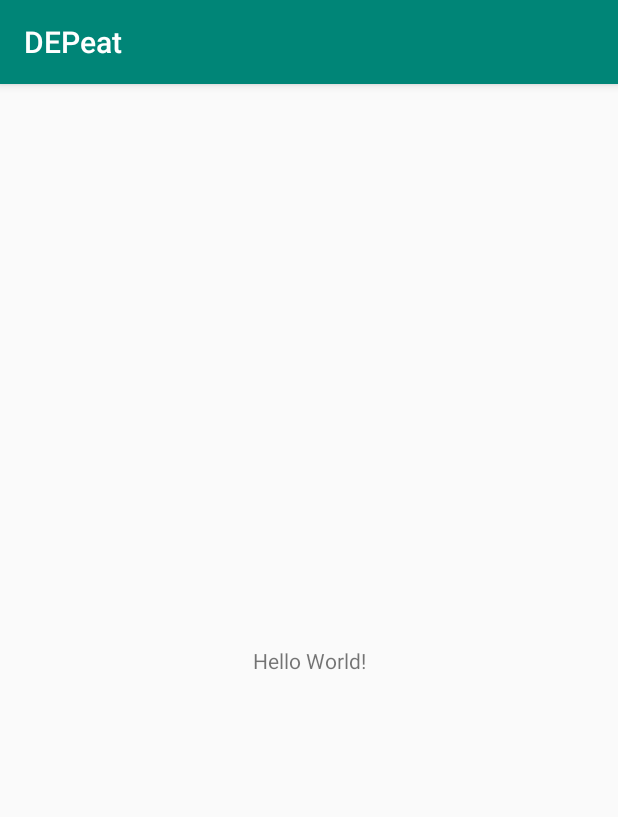
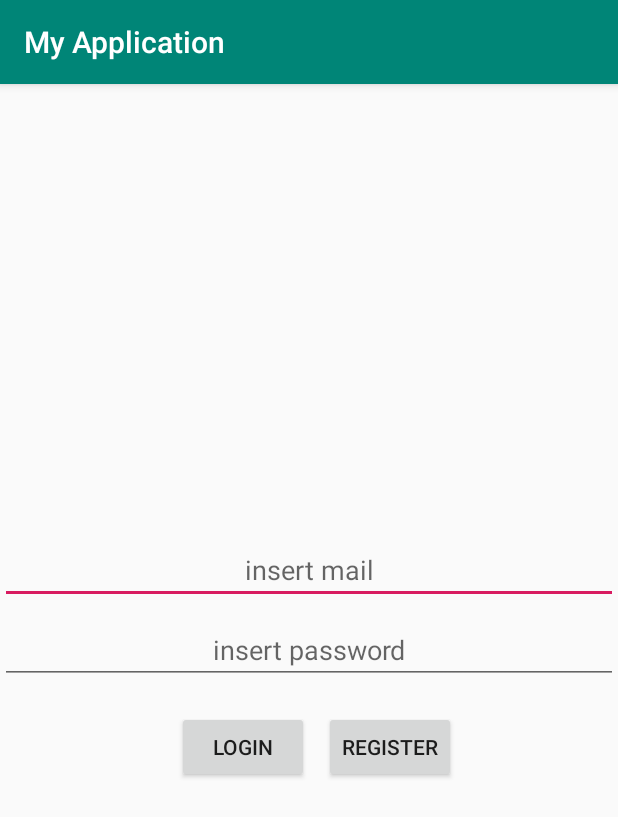
Before and after one commit to giacomobuzzitta/DepEat, an Android app: the screen it shows after launch (MainActivity), on a phone screen of 412 x 824 dp. Shown: the top 817 px of the screen. Run offline under Robolectric (Android 15) with nearby library versions, the phone set to English and light mode, and no system bars.

Commit message:
secondo commit(pulizia)

```diff
--- a/app/src/main/java/com/example/depeat/MainActivity.java
+++ b/app/src/main/java/com/example/depeat/MainActivity.java
@@ -1,13 +1,87 @@
 package com.example.depeat;
 
+import android.content.Intent;
+import android.os.Bundle;
+import android.support.annotation.Nullable;
 import android.support.v7.app.AppCompatActivity;
-import android.os.Bundle;
+import android.util.Log;
+import android.view.View;
+import android.webkit.WebView;
+import android.widget.Button;
+import android.widget.CompoundButton;
+import android.widget.EditText;
+import android.widget.LinearLayout;
+import android.widget.Switch;
+import android.widget.Toast;
 
-public class MainActivity extends AppCompatActivity {
+import com.example.depeat.R;
+
+public class MainActivity extends AppCompatActivity implements View.OnClickListener{
+
+    private Button loginButton, registerButton;
+
+    private EditText emailEt, passwordEt;
+
+    private LinearLayout layout;
+
+
+    final static int LEN_PASSWORD = 6;
+    final static String EMAIL_key = "riporto";
 
     @Override
-    protected void onCreate(Bundle savedInstanceState) {
+    protected void onCreate(@Nullable Bundle savedInstanceState) {
         super.onCreate(savedInstanceState);
+        //Allega queta activity a activity_layout.xml file
         setContentView(R.layout.activity_main);
+
+
+
+        loginButton = findViewById(R.id.login_btn);
+        registerButton = findViewById(R.id.register_batton);
+        emailEt = findViewById(R.id.email_Et);
+        passwordEt = findViewById(R.id.password_Et);
+
+        layout = findViewById(R.id.layout);
+
+
+
+        registerButton.setVisibility(View.VISIBLE);
+
+        loginButton.setOnClickListener(this);
+        registerButton.setOnClickListener(this);
+
+        Log.i("MainActivity", "Activity created");
+
+    }
+    private void doLogin(String email){
+        if(verifyEmail(email) && passwordEt.getText().toString().length()>LEN_PASSWORD){
+            showToast("Accesso eseguito!");
+
+        }else{
+            showToast("Accesso negato!");
+        }
+    }
+
+    private void showToast(String text) {
+        Toast.makeText(this,text,Toast.LENGTH_LONG).show();
+    }
+
+    private boolean verifyEmail(String email){
+        return android.util.Patterns.EMAIL_ADDRESS.matcher(email).matches();
+    }
+
+
+    @Override
+    public void onClick(View v) {
+        //TODO DO SOMETHING
+        if(v.getId() == R.id.login_btn){
+            doLogin(emailEt.getText().toString());  // chiamo il metodo "doLogin" che verifica mail e Fa partire una nuova activity
+            //TODO DO LOGIN
+
+        }else if(v.getId() == R.id.register_batton){
+            Intent i = new Intent(this,RegisterActivity.class);
+            startActivity(i);
+            //TODO GO REGISTER ACTIVITY
+        }
     }
 }
--- a/app/src/main/res/layout/activity_main.xml
+++ b/app/src/main/res/layout/activity_main.xml
@@ -1,18 +1,53 @@
 <?xml version="1.0" encoding="utf-8"?>
-<android.support.constraint.ConstraintLayout xmlns:android="http://schemas.android.com/apk/res/android"
-    xmlns:app="http://schemas.android.com/apk/res-auto"
-    xmlns:tools="http://schemas.android.com/tools"
+<LinearLayout xmlns:android="http://schemas.android.com/apk/res/android"
     android:layout_width="match_parent"
     android:layout_height="match_parent"
-    tools:context=".MainActivity">
+    android:orientation="vertical"
+    android:gravity="center"
+    android:layout_gravity="center"
+    android:id="@+id/layout">
 
-    <TextView
-        android:layout_width="wrap_content"
+    <EditText
+        android:inputType="textEmailAddress"
+        android:textAlignment="center"
+        android:layout_width="match_parent"
         android:layout_height="wrap_content"
-        android:text="Hello World!"
-        app:layout_constraintBottom_toBottomOf="parent"
-        app:layout_constraintLeft_toLeftOf="parent"
-        app:layout_constraintRight_toRightOf="parent"
-        app:layout_constraintTop_toTopOf="parent" />
+        android:id="@+id/email_Et"
+        android:hint="@string/email_hinit" />
 
-</android.support.constraint.ConstraintLayout>
+    <EditText
+        android:inputType="textPassword"
+        android:textAlignment="center"
+        android:layout_width="match_parent"
+        android:layout_height="wrap_content"
+        android:layout_marginTop="8dp"
+        android:id="@+id/password_Et"
+        android:hint="@string/password_hinit" />
+
+    <LinearLayout
+        android:paddingTop="10dp"
+        xmlns:android="http://schemas.android.com/apk/res/android"
+        android:layout_width="match_parent"
+        android:layout_height="wrap_content"
+        android:orientation="horizontal"
+        android:layout_marginTop="8dp"
+        android:gravity="center">
+
+        <Button
+            android:layout_width="wrap_content"
+            android:layout_height="wrap_content"
+            android:text="@string/login"
+            android:layout_marginLeft="10dp"
+            android:id="@+id/login_btn"/>
+
+        <Button
+            android:layout_width="wrap_content"
+            android:layout_height="wrap_content"
+            android:text="@string/register"
+            android:layout_marginLeft="10dp"
+            android:id="@+id/register_batton"/>
+
+    </LinearLayout>
+
+
+</LinearLayout>
--- a/app/src/main/res/values/strings.xml
+++ b/app/src/main/res/values/strings.xml
@@ -1,3 +1,9 @@
 <resources>
-    <string name="app_name">DEPeat</string>
+    <string name="app_name">My Application</string>
+    <string name="email_hinit">insert mail</string>
+    <string name="telefono_hinit">insert number</string>
+    <string name="password_hinit">insert password</string>
+    <string name="login">login</string>
+    <string name="register">register</string>
+
 </resources>
```
Also changed, not shown: app/src/main/AndroidManifest.xml (+6 -3 lines), app/src/main/java/com/example/depeat/RegisterActivity.java (added, +67 -0 lines), app/src/main/res/layout/activity_register.xml (added, +44 -0 lines).
